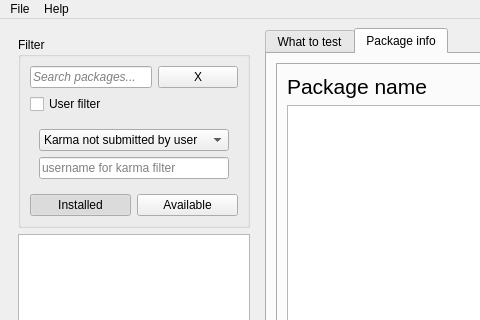
Qt form src/ui/mainwindow.ui (Koundinyalanka/fedora-gooey-karma) before a commit; both pictures show x 0 to 480 and y 0 to 320 of the 1002 by 772 pixel window.
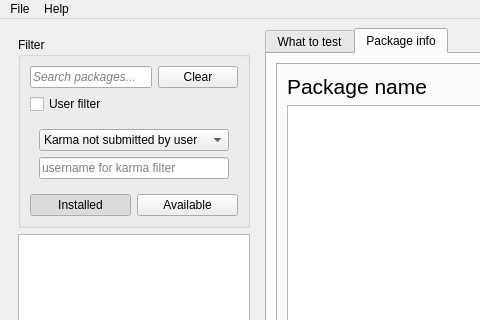
The same form after that commit.

Commit message: Updated About page and some others small GUI changes

```diff
--- a/src/ui/mainwindow.ui
+++ b/src/ui/mainwindow.ui
@@ -61,7 +61,7 @@
                  <string>Clear search</string>
                 </property>
                 <property name="text">
-                 <string>X</string>
+                 <string>Clear</string>
                 </property>
                </widget>
               </item>
```
The commit also changes 4 other files.
